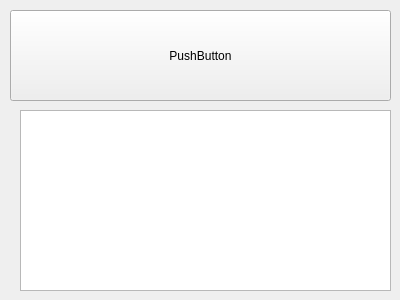
The window that src/bottompanel/compilewindow.ui (cpp-lv425/PairStormIDE) describes before a commit, drawn with Qt 5.
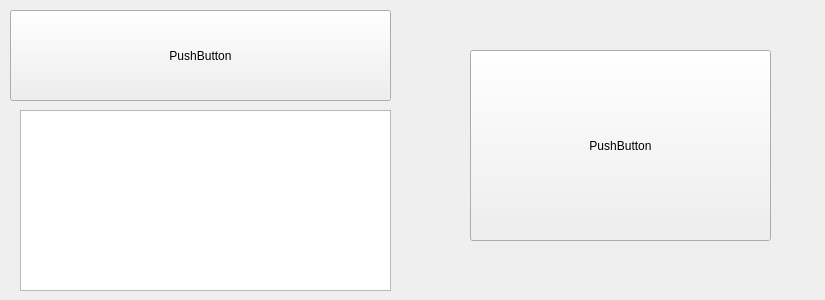
The same window after the commit.

```diff
--- a/src/bottompanel/compilewindow.ui
+++ b/src/bottompanel/compilewindow.ui
@@ -6,7 +6,7 @@
    <rect>
     <x>0</x>
     <y>0</y>
-    <width>400</width>
+    <width>825</width>
     <height>300</height>
    </rect>
   </property>
@@ -36,6 +36,19 @@
     <string>PushButton</string>
    </property>
   </widget>
+  <widget class="QPushButton" name="Removeall">
+   <property name="geometry">
+    <rect>
+     <x>470</x>
+     <y>50</y>
+     <width>301</width>
+     <height>191</height>
+    </rect>
+   </property>
+   <property name="text">
+    <string>PushButton</string>
+   </property>
+  </widget>
  </widget>
  <resources/>
  <connections/>
```
